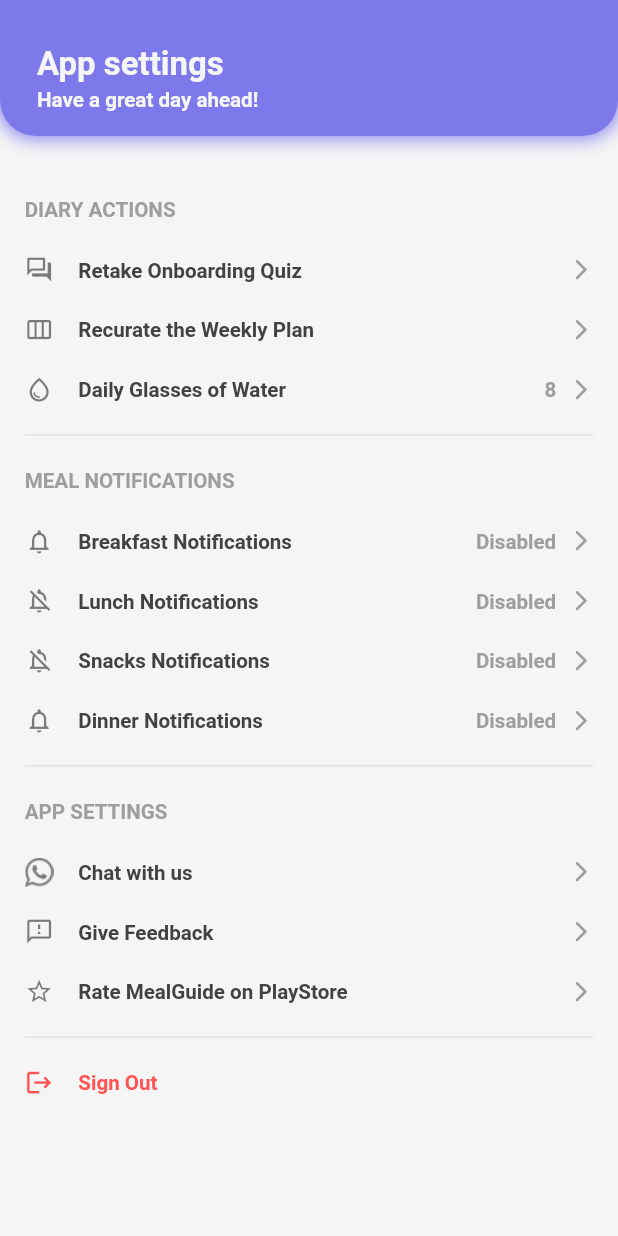
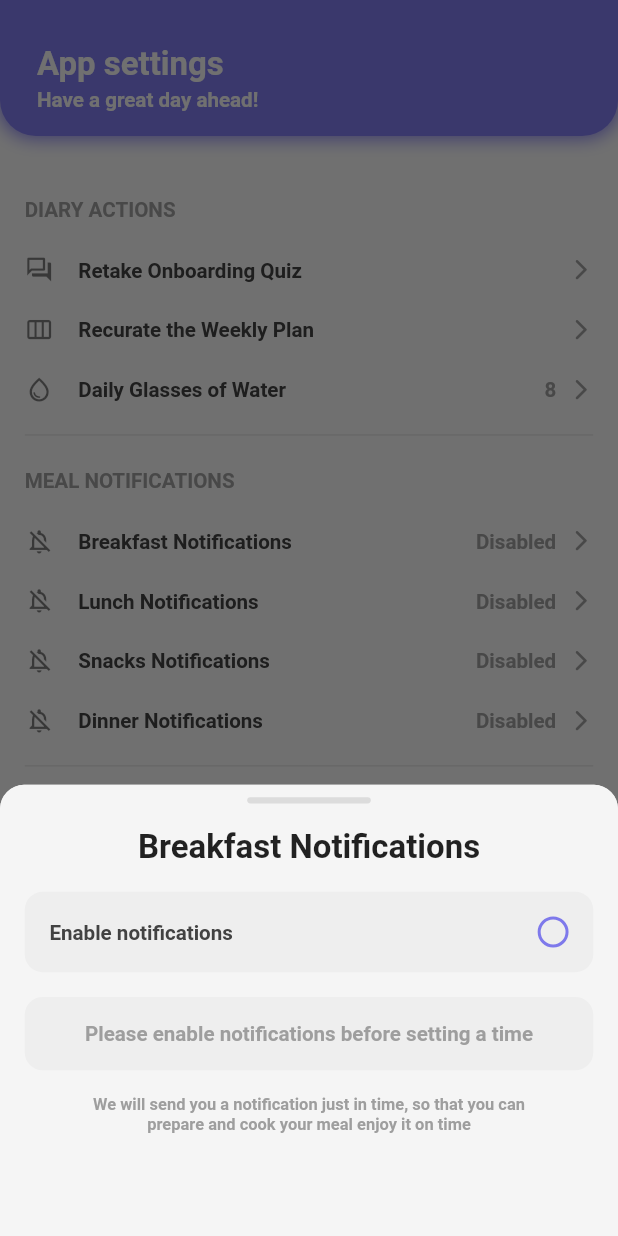
Before and after one commit to Akshiiitsaxena/mealguide-flutter, a Flutter app: the ProfilePage screen opened directly, after a tap on "Breakfast Notifications", on a phone screen of 412 x 824 dp. Run offline on Flutter 3.47's test engine with Material 2 defaults, Android fonts, the phone set to English and light mode, and no system bars; our stand-ins replace cached_network_image, country_picker, dio, firebase_auth, firebase_core, flutter_hooks and 13 more; missing offline and left inert: country_codes, fraction, syncfusion_flutter_core; accounts and stored records are empty.

Commit message:
feat: added local notification UI & State

```diff
--- a/lib/helper/bottom_sheets.dart
+++ b/lib/helper/bottom_sheets.dart
@@ -6,9 +6,11 @@ import 'package:mealguide/models/recipe_model.dart';
 import 'package:mealguide/pages/recipes/diet_recipe_box.dart';
 import 'package:mealguide/pages/recipes/servings_tile.dart';
 import 'package:mealguide/providers/diary_state_provider.dart';
+import 'package:mealguide/providers/notification_provider.dart';
 import 'package:mealguide/providers/pantry_state_provider.dart';
 import 'package:mealguide/providers/recipe_provider.dart';
 import 'package:mealguide/widgets/bottom_sheet_template.dart';
+import 'package:mealguide/widgets/notification_sheet.dart';
 import 'package:mealguide/widgets/nutritionist_sheet.dart';
 import 'package:mealguide/widgets/primary_button.dart';
 import 'package:mealguide/widgets/rotating_plate.dart';
@@ -373,4 +375,8 @@ class MgBottomSheet {
   static showNutritionistSheet(BuildContext context) {
     return showSheet(context, child: const NutritionistSheet());
   }
+
+  static showNotificationSheet(BuildContext context, NotificationType type) {
+    return showSheet(context, child: NotificationSheet(type: type));
+  }
 }
--- a/lib/main.dart
+++ b/lib/main.dart
@@ -9,6 +9,7 @@ import 'package:mealguide/helper/brightness_notifier.dart';
 import 'package:mealguide/models/added_items_hive_model.dart';
 import 'package:mealguide/pages/onboarding/start_screen.dart';
 import 'package:mealguide/providers/hive_provider.dart';
+import 'package:mealguide/providers/notification_provider.dart';
 import 'package:mealguide/providers/theme_provider.dart';
 import 'package:mealguide/theme/app_theme.dart';
 import 'package:sizer/sizer.dart';
@@ -37,6 +38,7 @@ class MyApp extends HookConsumerWidget {
       SystemChrome.setSystemUIOverlayStyle(
         const SystemUiOverlayStyle(statusBarColor: Colors.transparent),
       );
+      ref.read(notificationProvider).initHandler();
       return null;
     }, []);
 
--- a/lib/pages/profile/profile_page.dart
+++ b/lib/pages/profile/profile_page.dart
@@ -7,6 +7,8 @@ import 'package:mealguide/pages/profile/profile_tile.dart';
 import 'package:mealguide/providers/auth_provider.dart';
 import 'package:mealguide/providers/bottom_bar_provider.dart';
 import 'package:mealguide/providers/diary_state_provider.dart';
+import 'package:mealguide/providers/notification_provider.dart';
+import 'package:mealguide/providers/profile_state_provider.dart';
 import 'package:mealguide/providers/user_state_provider.dart';
 import 'package:mealguide/widgets/mg_bar.dart';
 import 'package:mealguide/widgets/primary_button.dart';
@@ -19,6 +21,7 @@ class ProfilePage extends HookConsumerWidget {
   Widget build(BuildContext context, WidgetRef ref) {
     final theme = Theme.of(context);
     final userState = ref.watch(userStateNotifierProvider);
+    final profileState = ref.watch(profileStateNotiferProvider);
 
     return Scaffold(
       appBar: MgAppBar(
@@ -123,27 +126,55 @@ class ProfilePage extends HookConsumerWidget {
           SizedBox(height: 1.5.h),
           ProfileTile(
             title: 'Breakfast Notifications',
-            icon: Icons.notifications_none,
-            onTap: () {},
-            trailing: 'Disabled',
+            icon: profileState.isBreakfastEnabled
+                ? Icons.notifications_none
+                : Icons.notifications_off_outlined,
+            onTap: () async {
+              MgBottomSheet.showNotificationSheet(
+                  context, NotificationType.breakfast);
+            },
+            trailing: profileState.isBreakfastEnabled
+                ? profileState.breakfastTime.format(context)
+                : 'Disabled',
           ),
           ProfileTile(
             title: 'Lunch Notifications',
-            icon: Icons.notifications_off_outlined,
-            onTap: () {},
-            trailing: 'Disabled',
+            icon: profileState.isLunchEnabled
+                ? Icons.notifications_none
+                : Icons.notifications_off_outlined,
+            onTap: () async {
+              MgBottomSheet.showNotificationSheet(
+                  context, NotificationType.lunch);
+            },
+            trailing: profileState.isLunchEnabled
+                ? profileState.lunchTime.format(context)
+                : 'Disabled',
           ),
           ProfileTile(
             title: 'Snacks Notifications',
-            icon: Icons.notifications_off_outlined,
-            onTap: () {},
-            trailing: 'Disabled',
+            icon: profileState.isSnacksEnabled
+                ? Icons.notifications_none
+                : Icons.notifications_off_outlined,
+            onTap: () async {
+              MgBottomSheet.showNotificationSheet(
+                  context, NotificationType.snacks);
+            },
+            trailing: profileState.isSnacksEnabled
+                ? profileState.snacksTime.format(context)
+                : 'Disabled',
           ),
           ProfileTile(
             title: 'Dinner Notifications',
-            icon: Icons.notifications_none,
-            onTap: () {},
-            trailing: 'Disabled',
+            icon: profileState.isDinnerEnabled
+                ? Icons.notifications_none
+                : Icons.notifications_off_outlined,
+            onTap: () async {
+              MgBottomSheet.showNotificationSheet(
+                  context, NotificationType.dinner);
+            },
+            trailing: profileState.isDinnerEnabled
+                ? profileState.dinnerTime.format(context)
+                : 'Disabled',
           ),
           Divider(height: 2.5.h),
           SizedBox(height: 1.5.h),
--- /dev/null
+++ b/lib/providers/notification_provider.dart
@@ -0,0 +1,100 @@
+import 'package:flutter/material.dart';
+import 'package:flutter_local_notifications/flutter_local_notifications.dart';
+import 'package:flutter_timezone/flutter_timezone.dart';
+import 'package:hooks_riverpod/hooks_riverpod.dart';
+import 'package:timezone/data/latest_all.dart' as tz;
+import 'package:timezone/timezone.dart' as tz;
+
+final notificationProvider = Provider(
+  (ref) => NotificationHandler(ref, FlutterLocalNotificationsPlugin()),
+);
+
+class NotificationHandler {
+  final ProviderRef ref;
+  final FlutterLocalNotificationsPlugin notifications;
+
+  NotificationHandler(this.ref, this.notifications);
+
+  void initHandler() async {
+    // TODO: Change later after setting app icon
+    const AndroidInitializationSettings settings =
+        AndroidInitializationSettings('@mipmap/ic_launcher');
+    const InitializationSettings initializationSettings =
+        InitializationSettings(android: settings);
+
+    await notifications.initialize(initializationSettings,
+        onDidReceiveNotificationResponse: onNotification);
+
+    tz.initializeTimeZones();
+    final String timeZoneName = await FlutterTimezone.getLocalTimezone();
+    tz.setLocalLocation(tz.getLocation(timeZoneName));
+  }
+
+  void onNotification(NotificationResponse notification) {
+    final String? payload = notification.payload;
+    if (payload != null) {
+      debugPrint('notification payload: $payload');
+    }
+    // TODO: Maybe use this for adding things to shopping list prompts
+  }
+
+  void scheduleNotification(
+    DateTime timestamp,
+    NotificationType notificationType,
+  ) async {
+    await cancelNotifications(notificationType);
+    const AndroidNotificationDetails androidNotificationDetails =
+        AndroidNotificationDetails('default', 'meal-notifications',
+            channelDescription: 'meal-notifications');
+
+    const NotificationDetails notificationDetails =
+        NotificationDetails(android: androidNotificationDetails);
+
+    int id = getIdFromNotificationType(notificationType);
+
+    await notifications.zonedSchedule(
+      id,
+      'It\'s ${notificationType.toString()} time!',
+      'Start prepping your meal to eat at time.',
+      tz.TZDateTime.from(timestamp, tz.local),
+      notificationDetails,
+      uiLocalNotificationDateInterpretation:
+          UILocalNotificationDateInterpretation.absoluteTime,
+      androidAllowWhileIdle: true,
+      matchDateTimeComponents: DateTimeComponents.time,
+    );
+  }
+
+  Future<void> cancelNotifications(NotificationType notificationType) async {
+    int id = getIdFromNotificationType(notificationType);
+
+    if (id > 0) {
+      await notifications.cancel(id);
+    }
+  }
+
+  int getIdFromNotificationType(NotificationType notificationType) {
+    switch (notificationType) {
+      case NotificationType.breakfast:
+        return 0;
+      case NotificationType.lunch:
+        return 1;
+      case NotificationType.snacks:
+        return 2;
+      case NotificationType.dinner:
+        return 3;
+      default:
+        return -1;
+    }
+  }
+}
+
+enum NotificationType {
+  breakfast,
+  lunch,
+  snacks,
+  dinner;
+
+  @override
+  String toString() => name;
+}
--- /dev/null
+++ b/lib/providers/profile_state_provider.dart
@@ -0,0 +1,95 @@
+import 'package:flutter/material.dart';
+import 'package:hooks_riverpod/hooks_riverpod.dart';
+import 'package:mealguide/providers/hive_provider.dart';
+import 'package:mealguide/providers/notification_provider.dart';
+
+@immutable
+class ProfileState {
+  final int dailyWater;
+  final Map<String, dynamic> notifications;
+
+  const ProfileState({
+    required this.dailyWater,
+    required this.notifications,
+  });
+
+  ProfileState copyWith({
+    int? dailyWater,
+    Map<String, dynamic>? notifications,
+  }) {
+    return ProfileState(
+      dailyWater: dailyWater ?? this.dailyWater,
+      notifications: notifications ?? this.notifications,
+    );
+  }
+
+  bool get isBreakfastEnabled => notifications['breakfast']['enabled'] ?? false;
+  bool get isLunchEnabled => notifications['lunch']['enabled'] ?? false;
+  bool get isSnacksEnabled => notifications['snacks']['enabled'] ?? false;
+  bool get isDinnerEnabled => notifications['dinner']['enabled'] ?? false;
+
+  TimeOfDay get breakfastTime =>
+      notifications['breakfast']['time'] ??
+      const TimeOfDay(hour: 8, minute: 30);
+  TimeOfDay get lunchTime =>
+      notifications['lunch']['time'] ?? const TimeOfDay(hour: 12, minute: 30);
+  TimeOfDay get snacksTime =>
+      notifications['snacks']['time'] ?? const TimeOfDay(hour: 17, minute: 30);
+  TimeOfDay get dinnerTime =>
+      notifications['dinner']['time'] ?? const TimeOfDay(hour: 20, minute: 30);
+}
+
+class ProfileStateNotifer extends StateNotifier<ProfileState> {
+  final Ref ref;
+
+  ProfileStateNotifer(this.ref)
+      : super(const ProfileState(
+          dailyWater: 8,
+          notifications: {
+            'breakfast': {},
+            'lunch': {},
+            'snacks': {},
+            'dinner': {},
+          },
+        ));
+
+  void setDailyWater(int value, {bool initialCall = false}) {
+    state = state.copyWith(dailyWater: value);
+    if (!initialCall) {
+      // TODO: Add method in hive provider
+      ref.read(hiveProvider);
+    }
+  }
+
+  void setNotification(NotificationType notificationType, TimeOfDay time,
+      {bool initialCall = false}) {
+    String key = notificationType.toString();
+
+    Map<String, dynamic> map = {};
+    map.addAll(state.notifications);
+    map.update(key, (_) => {'enabled': true, 'time': time});
+    state = state.copyWith(notifications: map);
+    if (!initialCall) {
+      // TODO: Add method in hive provider
+      ref.read(hiveProvider);
+    }
+  }
+
+  void cancelNotification(NotificationType notificationType,
+      {bool initialCall = false}) {
+    String key = notificationType.toString();
+
+    Map<String, dynamic> map = {};
+    map.addAll(state.notifications);
+    map.update(key, (_) => {'enabled': false, 'time': null});
+    state = state.copyWith(notifications: map);
+    if (!initialCall) {
+      // TODO: Add method in hive provider
+      ref.read(hiveProvider);
+    }
+  }
+}
+
+final profileStateNotiferProvider =
+    StateNotifierProvider<ProfileStateNotifer, ProfileState>(
+        (ref) => ProfileStateNotifer(ref));
--- /dev/null
+++ b/lib/widgets/notification_sheet.dart
@@ -0,0 +1,147 @@
+import 'package:flutter/material.dart';
+import 'package:flutter_hooks/flutter_hooks.dart';
+import 'package:hooks_riverpod/hooks_riverpod.dart';
+import 'package:mealguide/providers/notification_provider.dart';
+import 'package:mealguide/providers/profile_state_provider.dart';
+import 'package:sizer/sizer.dart';
+
+class NotificationSheet extends HookConsumerWidget {
+  final NotificationType type;
+  const NotificationSheet({super.key, required this.type});
+
+  @override
+  Widget build(BuildContext context, WidgetRef ref) {
+    final theme = Theme.of(context);
+    final profileState = ref.read(profileStateNotiferProvider);
+    final profileStateNotifier =
+        ref.watch(profileStateNotiferProvider.notifier);
+    final bool isEnabled;
+    final TimeOfDay time;
+    final String title;
+
+    switch (type) {
+      case NotificationType.breakfast:
+        isEnabled = profileState.isBreakfastEnabled;
+        time = profileState.breakfastTime;
+        title = 'Breakfast';
+        break;
+      case NotificationType.lunch:
+        isEnabled = profileState.isLunchEnabled;
+        time = profileState.lunchTime;
+        title = 'Lunch';
+        break;
+      case NotificationType.snacks:
+        isEnabled = profileState.isSnacksEnabled;
+        time = profileState.snacksTime;
+        title = 'Snacks';
+        break;
+      case NotificationType.dinner:
+        isEnabled = profileState.isDinnerEnabled;
+        time = profileState.dinnerTime;
+        title = 'Dinner';
+        break;
+      default:
+        isEnabled = profileState.isBreakfastEnabled;
+        time = profileState.breakfastTime;
+        title = 'Breakfast';
+    }
+
+    final localEnabled = useState(isEnabled);
+    final localTime = useState(time);
+
+    return SizedBox(
+      height: 32.h,
+      child: Column(
+        children: [
+          Container(
+            alignment: Alignment.center,
+            child: Text(
+              '$title Notifications',
+              style: theme.textTheme.titleMedium,
+            ),
+          ),
+          SizedBox(height: 2.h),
+          InkWell(
+            onTap: () {
+              localEnabled.value
+                  ? profileStateNotifier.cancelNotification(type)
+                  : profileStateNotifier.setNotification(type, time);
+              localEnabled.value = !localEnabled.value;
+            },
+            child: Container(
+              padding: EdgeInsets.symmetric(vertical: 2.h, horizontal: 4.w),
+              decoration: BoxDecoration(
+                color: theme.canvasColor,
+                borderRadius: BorderRadius.circular(12),
+              ),
+              child: Row(
+                children: [
+                  Text('Enable notifications',
+                      style: theme.textTheme.bodyMedium),
+                  const Spacer(),
+                  Container(
+                    height: 2.5.h,
+                    width: 2.5.h,
+                    padding: const EdgeInsets.all(2.5),
+                    decoration: BoxDecoration(
+                      shape: BoxShape.circle,
+                      border: Border.all(color: theme.primaryColor, width: 2),
+                    ),
+                    child: Container(
+                      decoration: BoxDecoration(
+                        color: localEnabled.value
+                            ? theme.primaryColor
+                            : Colors.transparent,
+                        shape: BoxShape.circle,
+                      ),
+                    ),
+                  )
+                ],
+              ),
+            ),
+          ),
+          SizedBox(height: 2.h),
+          InkWell(
+            child: AnimatedContainer(
+              width: 100.w,
+              duration: const Duration(milliseconds: 200),
+              padding: EdgeInsets.symmetric(vertical: 2.h, horizontal: 4.w),
+              decoration: BoxDecoration(
+                color: theme.canvasColor,
+                borderRadius: BorderRadius.circular(12),
+              ),
+              child: localEnabled.value
+                  ? Row(
+                      children: [
+                        Text('Time of $type notifications',
+                            style: theme.textTheme.bodyMedium),
+                        const Spacer(),
+                        Text(
+                          localTime.value.format(context),
+                          style: theme.textTheme.bodyMedium!
+                              .copyWith(fontSize: 12.sp),
+                          textAlign: TextAlign.center,
+                        ),
+                      ],
+                    )
+                  : Text(
+                      'Please enable notifications before setting a time',
+                      style: theme.textTheme.bodySmall,
+                      textAlign: TextAlign.center,
+                    ),
+            ),
+          ),
+          SizedBox(height: 2.h),
+          Padding(
+            padding: EdgeInsets.symmetric(horizontal: 8.w),
+            child: Text(
+              'We will send you a notification just in time, so that you can prepare and cook your meal enjoy it on time',
+              style: theme.textTheme.bodySmall!.copyWith(fontSize: 8.sp),
+              textAlign: TextAlign.center,
+            ),
+          )
+        ],
+      ),
+    );
+  }
+}
--- a/pubspec.yaml
+++ b/pubspec.yaml
@@ -51,7 +51,9 @@ dependencies:
   country_codes: ^2.2.0
   google_sign_in: ^5.4.3
   flutter_svg: ^1.1.6
-  # flutter_native_timezone: ^2.0.0
+  flutter_local_notifications: ^13.0.0
+  flutter_timezone: ^1.0.4
+  timezone: ^0.9.1
 
 dev_dependencies:
   flutter_test:
```
Also changed, not shown: pubspec.lock, 1 other file.
